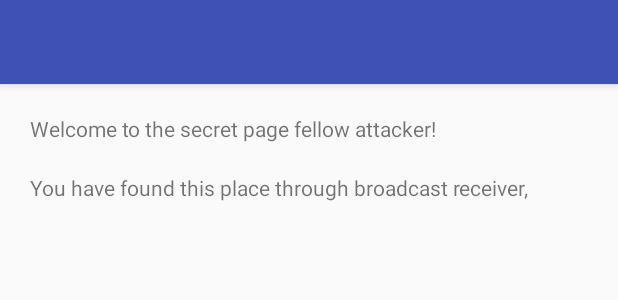
After one commit to jonathan34c/SwissCheese, an Android app: the layout activity_secret.xml on its own in the app's theme, with its tools: preview values and no code run, on a phone screen of 412 x 824 dp. The commit adds this screen. Shown: the top 300 px of the screen. Run offline under Robolectric (Android 15) with nearby library versions, the phone set to English and light mode, and no system bars.

Commit message:
add unsecure receiver

```diff
--- /dev/null
+++ b/app/src/main/res/layout/activity_secret.xml
@@ -0,0 +1,39 @@
+<?xml version="1.0" encoding="utf-8"?>
+<androidx.constraintlayout.widget.ConstraintLayout xmlns:android="http://schemas.android.com/apk/res/android"
+    android:layout_width="match_parent"
+    android:layout_height="match_parent"
+    xmlns:app="http://schemas.android.com/apk/res-auto">
+
+    <androidx.appcompat.widget.Toolbar
+        android:id="@+id/toolbar"
+        android:layout_width="match_parent"
+        android:layout_height="?attr/actionBarSize"
+        android:background="@color/colorPrimary"
+        app:layout_constraintTop_toTopOf="parent"
+        app:layout_constraintLeft_toLeftOf="parent"
+        app:layout_constraintRight_toRightOf="parent"
+        android:elevation="4dp">
+    </androidx.appcompat.widget.Toolbar>
+
+    <TextView
+        android:id="@+id/welcome"
+        android:layout_width="wrap_content"
+        android:layout_height="wrap_content"
+        app:layout_constraintTop_toBottomOf="@id/toolbar"
+        app:layout_constraintLeft_toLeftOf="parent"
+        android:layout_marginTop="20dp"
+        android:layout_marginLeft="20dp"
+        android:text="Welcome to the secret page fellow attacker!"/>
+    <TextView
+        android:id="@+id/message"
+        android:layout_width="wrap_content"
+        android:layout_height="wrap_content"
+        app:layout_constraintTop_toBottomOf="@id/welcome"
+        app:layout_constraintLeft_toLeftOf="parent"
+        android:layout_marginTop="20dp"
+        android:layout_marginLeft="20dp"
+        android:text="You have found this place through broadcast receiver, "/>
+
+
+
+</androidx.constraintlayout.widget.ConstraintLayout>
```
Also changed, not shown: app/src/main/AndroidManifest.xml (+11 -2 lines), app/src/main/java/com/chang/jonathan/swisscheese/MainActivity.kt (+21 -6 lines), app/src/main/java/com/chang/jonathan/swisscheese/Progress.kt (added, +25 -0 lines), app/src/main/java/com/chang/jonathan/swisscheese/Receiver.kt (added, +19 -0 lines), app/src/main/java/com/chang/jonathan/swisscheese/login/LoginActivity.kt (+14 -0 lines), app/src/main/java/com/chang/jonathan/swisscheese/post/ViewPostActivity.kt (+20 -1 lines), 1 other file.
